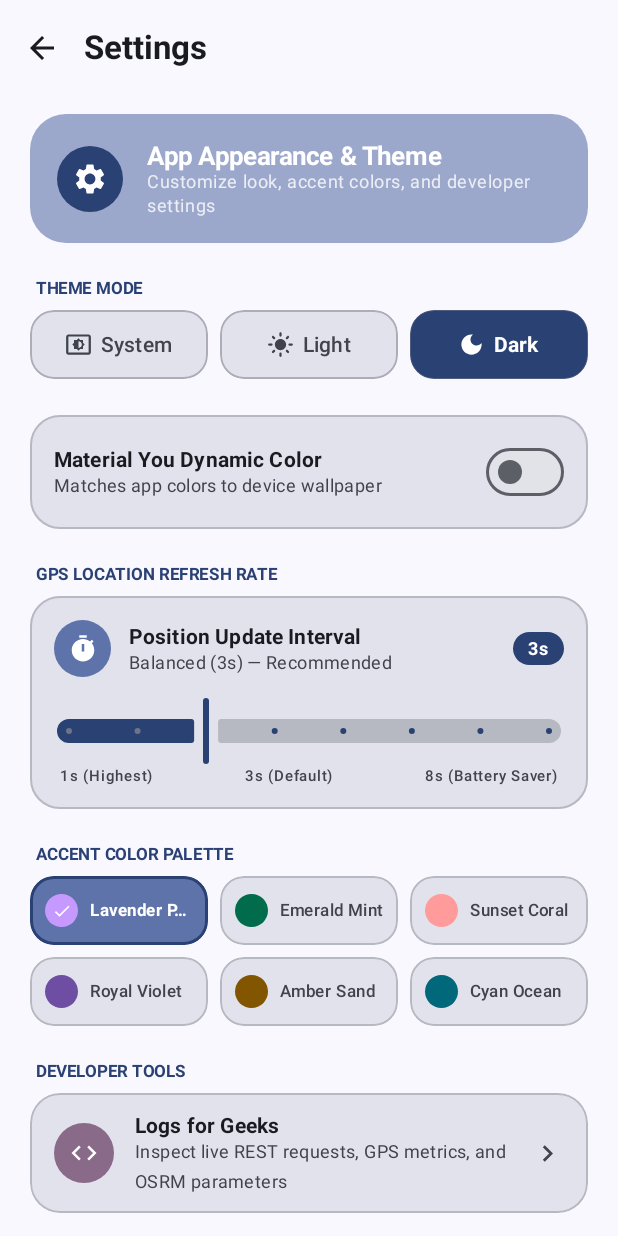
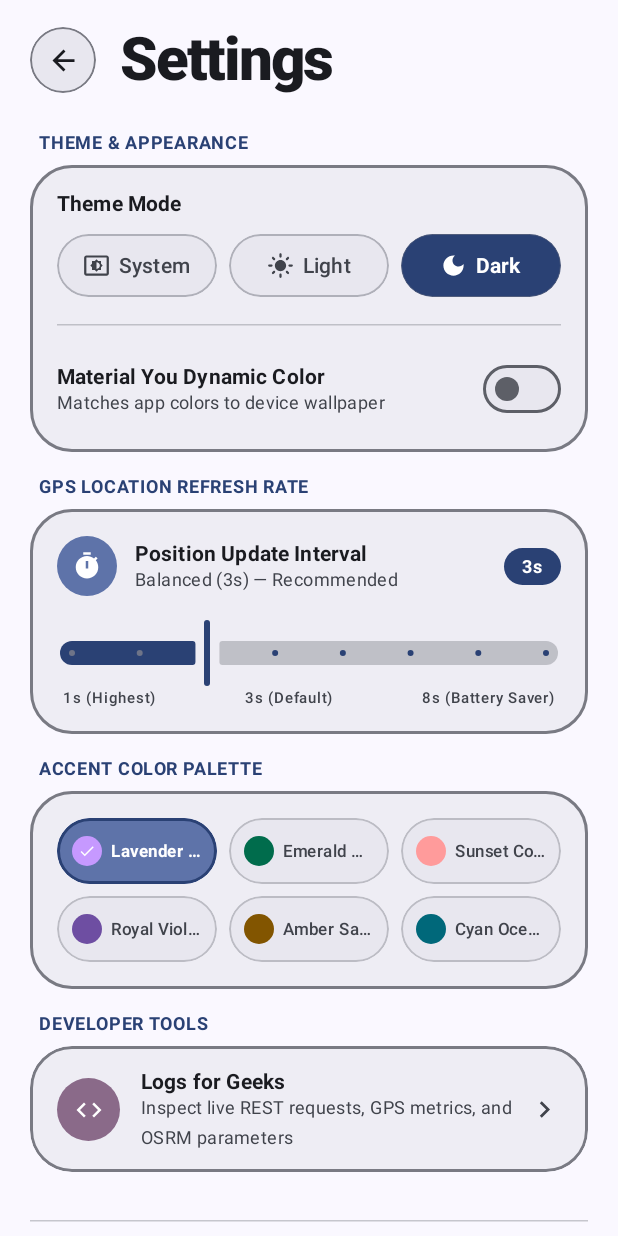
Before and after one commit to adityapaul26/wayfarer, an Android app built with Jetpack Compose: the composable SettingsScreen shown on its own in the app's theme, on a phone screen of 412 x 824 dp. Run offline under Robolectric (Android 15) with nearby library versions, the phone set to English and light mode, and no system bars; libraries missing offline, so code that uses them is left out: org.maplibre.android; 38 statements that could not run were skipped.

Commit message:
feat: release v2.0.0 - Material 3 Expressive theme, typography, stacked route cards & settings redesign

```diff
--- a/app/build.gradle.kts
+++ b/app/build.gradle.kts
@@ -13,8 +13,8 @@ android {
         applicationId = "com.adityapaul.wayfarer"
         minSdk = 26
         targetSdk = 37
-        versionCode = 2
-        versionName = "1.1.0"
+        versionCode = 4
+        versionName = "2.0.0"
 
         testInstrumentationRunner = "androidx.test.runner.AndroidJUnitRunner"
     }
--- a/app/src/main/java/com/adityapaul/wayfarer/ui/settings/SettingsScreen.kt
+++ b/app/src/main/java/com/adityapaul/wayfarer/ui/settings/SettingsScreen.kt
@@ -2,6 +2,7 @@ package com.adityapaul.wayfarer.ui.settings
 
 import android.os.Build
 import androidx.activity.compose.BackHandler
+import androidx.compose.foundation.BorderStroke
 import androidx.compose.foundation.border
 import androidx.compose.foundation.clickable
 import androidx.compose.foundation.isSystemInDarkTheme
@@ -16,6 +17,7 @@ import androidx.compose.foundation.layout.height
 import androidx.compose.foundation.layout.navigationBarsPadding
 import androidx.compose.foundation.layout.padding
 import androidx.compose.foundation.layout.size
+import androidx.compose.foundation.layout.statusBarsPadding
 import androidx.compose.foundation.layout.width
 import androidx.compose.foundation.rememberScrollState
 import androidx.compose.foundation.shape.CircleShape
@@ -28,13 +30,10 @@ import androidx.compose.material.icons.filled.ChevronRight
 import androidx.compose.material.icons.filled.Code
 import androidx.compose.material.icons.filled.DarkMode
 import androidx.compose.material.icons.filled.LightMode
-import androidx.compose.material.icons.filled.Settings
 import androidx.compose.material.icons.filled.SettingsBrightness
 import androidx.compose.material.icons.filled.Timer
-import androidx.compose.material3.ExperimentalMaterial3Api
 import androidx.compose.material3.HorizontalDivider
 import androidx.compose.material3.Icon
-import androidx.compose.material3.IconButton
 import androidx.compose.material3.MaterialTheme
 import androidx.compose.material3.Scaffold
 import androidx.compose.material3.Slider
@@ -42,10 +41,7 @@ import androidx.compose.material3.SliderDefaults
 import androidx.compose.material3.Surface
 import androidx.compose.material3.Switch
 import androidx.compose.material3.SwitchDefaults
-import kotlin.math.roundToInt
 import androidx.compose.material3.Text
-import androidx.compose.material3.TopAppBar
-import androidx.compose.material3.TopAppBarDefaults
 import androidx.compose.runtime.Composable
 import androidx.compose.runtime.getValue
 import androidx.compose.ui.Alignment
@@ -61,8 +57,8 @@ import com.adityapaul.wayfarer.ui.map.GeekLogsWindow
 import com.adityapaul.wayfarer.ui.map.MapViewModel
 import com.adityapaul.wayfarer.ui.theme.AppColorPalette
 import com.adityapaul.wayfarer.ui.theme.AppThemeMode
+import kotlin.math.roundToInt
 
-@OptIn(ExperimentalMaterial3Api::class)
 @Composable
 fun SettingsScreen(
     viewModel: MapViewModel,
@@ -80,30 +76,6 @@ fun SettingsScreen(
     }
 
     Scaffold(
-        topBar = {
-            TopAppBar(
-                title = {
-                    Text(
-                        text = "Settings",
-                        fontWeight = FontWeight.Bold,
-                        style = MaterialTheme.typography.titleLarge
-                    )
-                },
-                navigationIcon = {
-                    IconButton(onClick = onBackClick) {
-                        Icon(
-                            imageVector = Icons.AutoMirrored.Filled.ArrowBack,
-                            contentDescription = "Back to Map"
-                        )
-                    }
-                },
-                colors = TopAppBarDefaults.topAppBarColors(
-                    containerColor = MaterialTheme.colorScheme.surface,
-                    titleContentColor = MaterialTheme.colorScheme.onSurface,
-                    navigationIconContentColor = MaterialTheme.colorScheme.onSurface
-                )
-            )
-        },
         containerColor = MaterialTheme.colorScheme.background
     ) { innerPadding ->
         Box(
@@ -115,60 +87,78 @@ fun SettingsScreen(
                 modifier = Modifier
                     .fillMaxSize()
                     .verticalScroll(rememberScrollState())
-                    .padding(horizontal = 20.dp, vertical = 12.dp)
+                    .statusBarsPadding()
+                    .padding(horizontal = 20.dp, vertical = 16.dp)
             ) {
-                // Header Banner / Intro Card
-                Surface(
-                    shape = RoundedCornerShape(24.dp),
-                    color = MaterialTheme.colorScheme.primaryContainer.copy(alpha = 0.6f),
-                    modifier = Modifier.fillMaxWidth()
-                ) {
+                // Large Expressive Header (40.sp extra-bold display title & 44.dp circular back button in surfaceContainerHigh)
                 Row(
                     verticalAlignment = Alignment.CenterVertically,
-                        modifier = Modifier.padding(18.dp)
+                    modifier = Modifier.fillMaxWidth()
                 ) {
                     Surface(
                         shape = CircleShape,
-                            color = MaterialTheme.colorScheme.primary,
-                            modifier = Modifier.size(44.dp)
+                        color = MaterialTheme.colorScheme.surfaceContainerHigh,
+                        modifier = Modifier
+                            .size(44.dp)
+                            .clip(CircleShape)
+                            .clickable { onBackClick() }
+                            .border(
+                                width = 1.dp,
+                                color = MaterialTheme.colorScheme.outlineVariant,
+                                shape = CircleShape
+                            )
                     ) {
                         Box(contentAlignment = Alignment.Center) {
                             Icon(
-                                    imageVector = Icons.Default.Settings,
-                                    contentDescription = "Settings",
-                                    tint = MaterialTheme.colorScheme.onPrimary,
-                                    modifier = Modifier.size(24.dp)
+                                imageVector = Icons.AutoMirrored.Filled.ArrowBack,
+                                contentDescription = "Back to Map",
+                                tint = MaterialTheme.colorScheme.onSurface,
+                                modifier = Modifier.size(22.dp)
                             )
                         }
                     }
+
                     Spacer(modifier = Modifier.width(16.dp))
-                        Column {
+
                     Text(
-                                text = "App Appearance & Theme",
-                                style = MaterialTheme.typography.titleMedium,
-                                fontWeight = FontWeight.Bold,
-                                color = MaterialTheme.colorScheme.onPrimaryContainer
+                        text = "Settings",
+                        fontSize = 40.sp,
+                        fontWeight = FontWeight.ExtraBold,
+                        letterSpacing = (-1.5).sp,
+                        color = MaterialTheme.colorScheme.onBackground
                     )
-                            Text(
-                                text = "Customize look, accent colors, and developer settings",
-                                style = MaterialTheme.typography.bodySmall,
-                                color = MaterialTheme.colorScheme.onPrimaryContainer.copy(alpha = 0.8f)
-                            )
-                        }
-                    }
                 }
 
                 Spacer(modifier = Modifier.height(24.dp))
 
-                // Section 1: THEME MODE
+                // Group 1: THEME & APPEARANCE
                 Text(
-                    text = "THEME MODE",
-                    style = MaterialTheme.typography.labelMedium.copy(fontSize = 11.sp),
+                    text = "THEME & APPEARANCE",
+                    style = MaterialTheme.typography.labelMedium.copy(
+                        letterSpacing = 0.5.sp
+                    ),
                     fontWeight = FontWeight.Bold,
                     color = MaterialTheme.colorScheme.primary,
-                    modifier = Modifier.padding(start = 4.dp, bottom = 8.dp)
+                    modifier = Modifier.padding(start = 6.dp, bottom = 8.dp)
                 )
 
+                Surface(
+                    shape = RoundedCornerShape(28.dp),
+                    color = MaterialTheme.colorScheme.surfaceContainer,
+                    border = BorderStroke(1.5.dp, MaterialTheme.colorScheme.outlineVariant),
+                    modifier = Modifier.fillMaxWidth()
+                ) {
+                    Column(modifier = Modifier.padding(18.dp)) {
+                        Text(
+                            text = "Theme Mode",
+                            style = MaterialTheme.typography.titleSmall,
+                            fontWeight = FontWeight.Bold,
+                            color = MaterialTheme.colorScheme.onSurface
+                        )
+
+                        Spacer(modifier = Modifier.height(12.dp))
+
+                        // Horizontal Pill-shaped Segmented Button Row (CircleShape)
                         val isSystemDark = isSystemInDarkTheme()
                         Row(
                             horizontalArrangement = Arrangement.spacedBy(8.dp),
@@ -177,22 +167,22 @@ fun SettingsScreen(
                             AppThemeMode.entries.forEach { mode ->
                                 val isSelected = uiState.themeMode == mode
                                 Surface(
-                            shape = RoundedCornerShape(16.dp),
-                            color = if (isSelected) MaterialTheme.colorScheme.primary else MaterialTheme.colorScheme.surfaceVariant,
+                                    shape = CircleShape,
+                                    color = if (isSelected) MaterialTheme.colorScheme.primary else MaterialTheme.colorScheme.surfaceContainerHigh,
                                     modifier = Modifier
                                         .weight(1f)
-                                .clip(RoundedCornerShape(16.dp))
+                                        .clip(CircleShape)
                                         .clickable { viewModel.setThemeMode(mode, isSystemDark) }
                                         .border(
                                             width = if (isSelected) 0.dp else 1.dp,
                                             color = MaterialTheme.colorScheme.outlineVariant.copy(alpha = 0.5f),
-                                    shape = RoundedCornerShape(16.dp)
+                                            shape = CircleShape
                                         )
                                 ) {
                                     Row(
                                         verticalAlignment = Alignment.CenterVertically,
                                         horizontalArrangement = Arrangement.Center,
-                                modifier = Modifier.padding(vertical = 14.dp)
+                                        modifier = Modifier.padding(vertical = 12.dp)
                                     ) {
                                         val icon = when (mode) {
                                             AppThemeMode.SYSTEM -> Icons.Default.SettingsBrightness
@@ -217,24 +207,15 @@ fun SettingsScreen(
                             }
                         }
 
-                // Section 2: Material You Dynamic Color Toggle (Android 12+)
+                        // Material You Dynamic Color Row (Android 12+)
                         if (Build.VERSION.SDK_INT >= Build.VERSION_CODES.S) {
-                    Spacer(modifier = Modifier.height(24.dp))
+                            Spacer(modifier = Modifier.height(18.dp))
+                            HorizontalDivider(color = MaterialTheme.colorScheme.outlineVariant.copy(alpha = 0.4f))
+                            Spacer(modifier = Modifier.height(18.dp))
 
-                    Surface(
-                        shape = RoundedCornerShape(20.dp),
-                        color = MaterialTheme.colorScheme.surfaceVariant,
-                        modifier = Modifier
-                            .fillMaxWidth()
-                            .border(
-                                width = 1.dp,
-                                color = MaterialTheme.colorScheme.outlineVariant.copy(alpha = 0.4f),
-                                shape = RoundedCornerShape(20.dp)
-                            )
-                    ) {
                             Row(
                                 verticalAlignment = Alignment.CenterVertically,
-                            modifier = Modifier.padding(horizontal = 16.dp, vertical = 14.dp)
+                                modifier = Modifier.fillMaxWidth()
                             ) {
                                 Column(modifier = Modifier.weight(1f)) {
                                     Text(
@@ -250,42 +231,53 @@ fun SettingsScreen(
                                         color = MaterialTheme.colorScheme.onSurfaceVariant
                                     )
                                 }
+
+                                // Expressive Switch with Thumb Icon Styling & Vibrant Active Tracks
                                 Switch(
                                     checked = uiState.useDynamicColor,
                                     onCheckedChange = { viewModel.toggleDynamicColor(it) },
+                                    thumbContent = {
+                                        if (uiState.useDynamicColor) {
+                                            Icon(
+                                                imageVector = Icons.Default.Check,
+                                                contentDescription = null,
+                                                modifier = Modifier.size(SwitchDefaults.IconSize)
+                                            )
+                                        }
+                                    },
                                     colors = SwitchDefaults.colors(
                                         checkedThumbColor = MaterialTheme.colorScheme.onPrimary,
-                                    checkedTrackColor = MaterialTheme.colorScheme.primary
+                                        checkedTrackColor = MaterialTheme.colorScheme.primary,
+                                        uncheckedThumbColor = MaterialTheme.colorScheme.outline,
+                                        uncheckedTrackColor = MaterialTheme.colorScheme.surfaceContainerHigh
                                     )
                                 )
                             }
                         }
                     }
+                }
 
-                // Section: GPS LOCATION REFRESH RATE
-                Spacer(modifier = Modifier.height(24.dp))
+                Spacer(modifier = Modifier.height(16.dp))
 
+                // Group 2: GPS LOCATION REFRESH RATE
                 Text(
                     text = "GPS LOCATION REFRESH RATE",
-                    style = MaterialTheme.typography.labelMedium.copy(fontSize = 11.sp),
+                    style = MaterialTheme.typography.labelMedium.copy(
+                        letterSpacing = 0.5.sp
+                    ),
                     fontWeight = FontWeight.Bold,
                     color = MaterialTheme.colorScheme.primary,
-                    modifier = Modifier.padding(start = 4.dp, bottom = 8.dp)
+                    modifier = Modifier.padding(start = 6.dp, bottom = 8.dp)
                 )
 
                 Surface(
-                    shape = RoundedCornerShape(20.dp),
-                    color = MaterialTheme.colorScheme.surfaceVariant,
-                    modifier = Modifier
-                        .fillMaxWidth()
-                        .border(
-                            width = 1.dp,
-                            color = MaterialTheme.colorScheme.outlineVariant.copy(alpha = 0.4f),
-                            shape = RoundedCornerShape(20.dp)
-                        )
+                    shape = RoundedCornerShape(28.dp),
+                    color = MaterialTheme.colorScheme.surfaceContainer,
+                    border = BorderStroke(1.5.dp, MaterialTheme.colorScheme.outlineVariant),
+                    modifier = Modifier.fillMaxWidth()
                 ) {
                     Column(
-                        modifier = Modifier.padding(horizontal = 16.dp, vertical = 16.dp)
+                        modifier = Modifier.padding(18.dp)
                     ) {
                         Row(
                             verticalAlignment = Alignment.CenterVertically,
@@ -294,7 +286,7 @@ fun SettingsScreen(
                             Surface(
                                 shape = CircleShape,
                                 color = MaterialTheme.colorScheme.primaryContainer,
-                                modifier = Modifier.size(38.dp)
+                                modifier = Modifier.size(40.dp)
                             ) {
                                 Box(contentAlignment = Alignment.Center) {
                                     Icon(
@@ -331,15 +323,17 @@ fun SettingsScreen(
                             ) {
                                 Text(
                                     text = "${uiState.locationUpdateIntervalSeconds}s",
-                                    style = MaterialTheme.typography.labelMedium,
+                                    style = MaterialTheme.typography.labelMedium.copy(
+                                        fontFeatureSettings = "tnum"
+                                    ),
                                     fontWeight = FontWeight.Bold,
                                     color = MaterialTheme.colorScheme.onPrimary,
-                                    modifier = Modifier.padding(horizontal = 10.dp, vertical = 4.dp)
+                                    modifier = Modifier.padding(horizontal = 12.dp, vertical = 5.dp)
                                 )
                             }
                         }
 
-                        Spacer(modifier = Modifier.height(12.dp))
+                        Spacer(modifier = Modifier.height(14.dp))
 
                         Slider(
                             value = uiState.locationUpdateIntervalSeconds.toFloat(),
@@ -378,18 +372,29 @@ fun SettingsScreen(
                     }
                 }
 
-                // Section 3: ACCENT COLOR PALETTE
-                Spacer(modifier = Modifier.height(24.dp))
+                Spacer(modifier = Modifier.height(16.dp))
 
+                // Group 3: ACCENT COLOR PALETTE
                 Text(
                     text = "ACCENT COLOR PALETTE",
-                    style = MaterialTheme.typography.labelMedium.copy(fontSize = 11.sp),
+                    style = MaterialTheme.typography.labelMedium.copy(
+                        letterSpacing = 0.5.sp
+                    ),
                     fontWeight = FontWeight.Bold,
                     color = MaterialTheme.colorScheme.primary,
-                    modifier = Modifier.padding(start = 4.dp, bottom = 8.dp)
+                    modifier = Modifier.padding(start = 6.dp, bottom = 8.dp)
                 )
 
-                Column(verticalArrangement = Arrangement.spacedBy(8.dp)) {
+                Surface(
+                    shape = RoundedCornerShape(28.dp),
+                    color = MaterialTheme.colorScheme.surfaceContainer,
+                    border = BorderStroke(1.5.dp, MaterialTheme.colorScheme.outlineVariant),
+                    modifier = Modifier.fillMaxWidth()
+                ) {
+                    Column(
+                        verticalArrangement = Arrangement.spacedBy(8.dp),
+                        modifier = Modifier.padding(18.dp)
+                    ) {
                         Row(
                             horizontalArrangement = Arrangement.spacedBy(8.dp),
                             modifier = Modifier.fillMaxWidth()
@@ -418,39 +423,38 @@ fun SettingsScreen(
                             }
                         }
                     }
+                }
 
-                // Section 4: Developer Telemetry (Logs for Geeks)
-                Spacer(modifier = Modifier.height(24.dp))
+                Spacer(modifier = Modifier.height(16.dp))
 
+                // Group 4: DEVELOPER TOOLS
                 Text(
                     text = "DEVELOPER TOOLS",
-                    style = MaterialTheme.typography.labelMedium.copy(fontSize = 11.sp),
+                    style = MaterialTheme.typography.labelMedium.copy(
+                        letterSpacing = 0.5.sp
+                    ),
                     fontWeight = FontWeight.Bold,
                     color = MaterialTheme.colorScheme.primary,
-                    modifier = Modifier.padding(start = 4.dp, bottom = 8.dp)
+                    modifier = Modifier.padding(start = 6.dp, bottom = 8.dp)
                 )
 
                 Surface(
-                    shape = RoundedCornerShape(20.dp),
-                    color = MaterialTheme.colorScheme.surfaceVariant,
+                    shape = RoundedCornerShape(28.dp),
+                    color = MaterialTheme.colorScheme.surfaceContainer,
+                    border = BorderStroke(1.5.dp, MaterialTheme.colorScheme.outlineVariant),
                     modifier = Modifier
                         .fillMaxWidth()
-                        .clip(RoundedCornerShape(20.dp))
+                        .clip(RoundedCornerShape(28.dp))
                         .clickable { viewModel.openGeekLogs() }
-                        .border(
-                            width = 1.dp,
-                            color = MaterialTheme.colorScheme.outlineVariant.copy(alpha = 0.4f),
-                            shape = RoundedCornerShape(20.dp)
-                        )
                 ) {
                     Row(
                         verticalAlignment = Alignment.CenterVertically,
-                        modifier = Modifier.padding(horizontal = 16.dp, vertical = 14.dp)
+                        modifier = Modifier.padding(horizontal = 18.dp, vertical = 16.dp)
                     ) {
                         Surface(
                             shape = CircleShape,
                             color = MaterialTheme.colorScheme.tertiaryContainer,
-                            modifier = Modifier.size(40.dp)
+                            modifier = Modifier.size(42.dp)
                         ) {
                             Box(contentAlignment = Alignment.Center) {
                                 Icon(
@@ -485,7 +489,7 @@ fun SettingsScreen(
                     }
                 }
 
-                // Section 5: App Version & Information
+                // Footer: Version & Attributions
                 Spacer(modifier = Modifier.height(32.dp))
                 HorizontalDivider(color = MaterialTheme.colorScheme.outlineVariant.copy(alpha = 0.4f))
                 Spacer(modifier = Modifier.height(20.dp))
@@ -495,7 +499,7 @@ fun SettingsScreen(
                     modifier = Modifier.fillMaxWidth()
                 ) {
                     Text(
-                        text = "Wayfarer Maps v1.1.0",
+                        text = "Wayfarer Maps v2.0.0",
                         style = MaterialTheme.typography.labelLarge,
                         fontWeight = FontWeight.Bold,
                         color = MaterialTheme.colorScheme.onSurfaceVariant
@@ -543,25 +547,26 @@ fun PaletteChoiceCard(
     modifier: Modifier = Modifier
 ) {
     Surface(
-        shape = RoundedCornerShape(16.dp),
-        color = if (isSelected) MaterialTheme.colorScheme.primaryContainer else MaterialTheme.colorScheme.surfaceVariant,
+        shape = CircleShape,
+        color = if (isSelected) MaterialTheme.colorScheme.primaryContainer else MaterialTheme.colorScheme.surfaceContainerHigh,
         modifier = modifier
-            .clip(RoundedCornerShape(16.dp))
+            .clip(CircleShape)
             .clickable { onSelect() }
             .border(
                 width = if (isSelected) 1.5.dp else 1.dp,
                 color = if (isSelected) MaterialTheme.colorScheme.primary else MaterialTheme.colorScheme.outlineVariant.copy(alpha = 0.4f),
-                shape = RoundedCornerShape(16.dp)
+                shape = CircleShape
             )
     ) {
         Row(
             verticalAlignment = Alignment.CenterVertically,
+            horizontalArrangement = Arrangement.Center,
             modifier = Modifier.padding(horizontal = 10.dp, vertical = 12.dp)
         ) {
             Surface(
                 shape = CircleShape,
                 color = palette.previewColor,
-                modifier = Modifier.size(22.dp)
+                modifier = Modifier.size(20.dp)
             ) {
                 if (isSelected) {
                     Box(contentAlignment = Alignment.Center) {
@@ -569,12 +574,12 @@ fun PaletteChoiceCard(
                             imageVector = Icons.Default.Check,
                             contentDescription = "Selected",
                             tint = Color.White,
-                            modifier = Modifier.size(13.dp)
+                            modifier = Modifier.size(12.dp)
                         )
                     }
                 }
             }
-            Spacer(modifier = Modifier.width(8.dp))
+            Spacer(modifier = Modifier.width(6.dp))
             Text(
                 text = palette.displayName,
                 style = MaterialTheme.typography.labelMedium.copy(fontSize = 11.sp),
```
Lines whose indentation alone changed are shown as unchanged.
